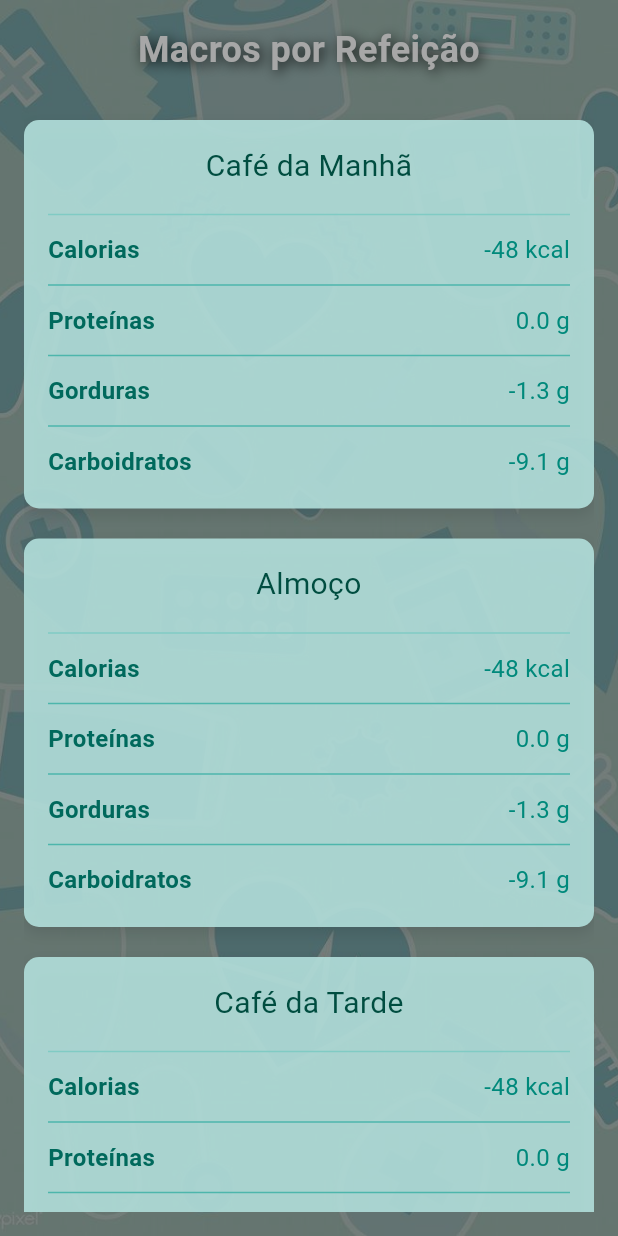
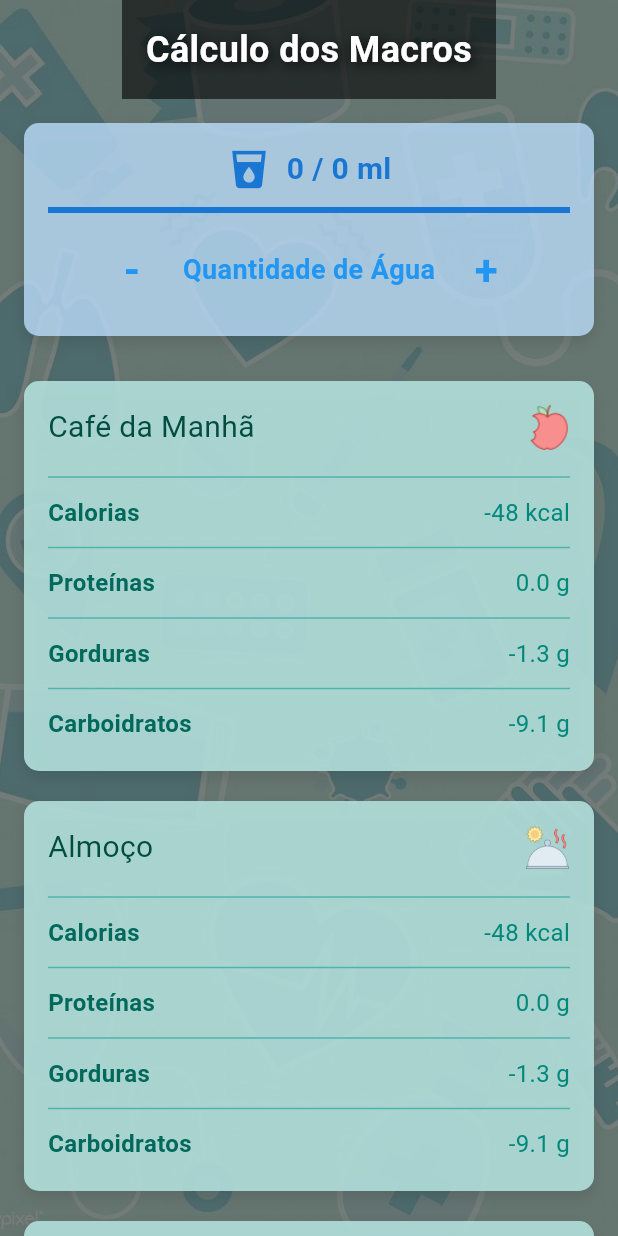
Before and after one commit to erastogodi/aplicativo-treino1, a Flutter app: the MacrosResultView screen opened directly with empty values, on a phone screen of 412 x 824 dp. Run offline on Flutter 3.47's test engine with Material 3 defaults, Android fonts, the phone set to English and light mode, and no system bars; our stand-ins replace google_fonts.

Commit message:
adicionado icones e contador de água
foi melhorado a estética da página

```diff
--- a/lib/main.dart
+++ b/lib/main.dart
@@ -2,7 +2,7 @@ import 'package:flutter/material.dart';
 import 'views/login_view.dart';
 
 void main() {
-  runApp(TreinoApp());
+  runApp(const TreinoApp());
 }
 
 class TreinoApp extends StatelessWidget {
@@ -16,7 +16,7 @@ class TreinoApp extends StatelessWidget {
         primarySwatch: Colors.blue,
         visualDensity: VisualDensity.adaptivePlatformDensity,
       ),
-      home: LoginView(),
+      home: const LoginView(),
     );
   }
 }
--- a/lib/views/dashboard_view.dart
+++ b/lib/views/dashboard_view.dart
@@ -24,7 +24,7 @@ class DashboardView extends StatelessWidget {
               onPressed: () {
                 Navigator.push(
                   context,
-                  MaterialPageRoute(builder: (context) => RotinaView()),
+                  MaterialPageRoute(builder: (context) => const RotinaView()),
                 );
               },
               child: const Text('Criar Nova Rotina'),
@@ -34,7 +34,8 @@ class DashboardView extends StatelessWidget {
               onPressed: () {
                 Navigator.push(
                   context,
-                  MaterialPageRoute(builder: (context) => MacrosFormView()),
+                  MaterialPageRoute(
+                      builder: (context) => const MacrosFormView()),
                 );
               },
               child: const Text('Calcular Macros'),
--- a/lib/views/login_view.dart
+++ b/lib/views/login_view.dart
@@ -109,7 +109,7 @@ class LoginView extends StatelessWidget {
                       borderRadius: BorderRadius.circular(8),
                     ),
                   ),
-                  child: Text('Entrar'),
+                  child: const Text('Entrar'),
                 ),
                 const SizedBox(height: 10),
                 // Botão de Pular com estilo transparente
@@ -117,7 +117,8 @@ class LoginView extends StatelessWidget {
                   onPressed: () {
                     Navigator.push(
                       context,
-                      MaterialPageRoute(builder: (context) => MacrosFormView()),
+                      MaterialPageRoute(
+                          builder: (context) => const MacrosFormView()),
                     );
                   },
                   style: ElevatedButton.styleFrom(
@@ -125,7 +126,7 @@ class LoginView extends StatelessWidget {
                     foregroundColor:
                         Colors.white, // Texto branco para melhor contraste
                   ),
-                  child: Text('Pular'),
+                  child: const Text('Pular'),
                 ),
               ],
             ),
--- a/lib/views/macros_form_view.dart
+++ b/lib/views/macros_form_view.dart
@@ -3,6 +3,8 @@ import 'package:google_fonts/google_fonts.dart';
 import 'macros_result_view.dart';
 
 class MacrosFormView extends StatefulWidget {
+  const MacrosFormView({super.key});
+
   @override
   _MacrosFormViewState createState() => _MacrosFormViewState();
 }
@@ -19,7 +21,7 @@ class _MacrosFormViewState extends State<MacrosFormView> {
   Widget build(BuildContext context) {
     return Scaffold(
       appBar: AppBar(
-        title: Text('Inserir Dados'),
+        title: const Text('Inserir Dados'),
         backgroundColor: Colors.green.shade700, // Cor verde
       ),
       body: Padding(
--- a/lib/views/macros_result_view.dart
+++ b/lib/views/macros_result_view.dart
@@ -1,13 +1,14 @@
 import 'package:flutter/material.dart';
 
-class MacrosResultView extends StatelessWidget {
+class MacrosResultView extends StatefulWidget {
   final double weight;
   final double height;
   final int age;
   final String gender;
   final String activityLevel;
 
-  MacrosResultView({
+  const MacrosResultView({
+    super.key,
     required this.weight,
     required this.height,
     required this.age,
@@ -15,26 +16,38 @@ class MacrosResultView extends StatelessWidget {
     required this.activityLevel,
   });
 
-  // Função para calcular os macros
+  @override
+  _MacrosResultViewState createState() => _MacrosResultViewState();
+}
+
+class _MacrosResultViewState extends State<MacrosResultView> {
+  double currentWaterIntake = 0; // Começa com 0 ml de água
+
+  // Função para calcular os macros e a quantidade de água
   Map<String, dynamic> calculateMacros() {
-    double baseCalories = (10 * weight) + (6.25 * height) - (5 * age);
-    if (gender == 'Masculino') {
+    double baseCalories =
+        (10 * widget.weight) + (6.25 * widget.height) - (5 * widget.age);
+    if (widget.gender == 'Masculino') {
       baseCalories += 5;
     } else {
       baseCalories -= 161;
     }
 
     double activityMultiplier = 1.2;
-    if (activityLevel == 'Médio') {
+    if (widget.activityLevel == 'Médio') {
       activityMultiplier = 1.55;
-    } else if (activityLevel == 'Alto') {
+    } else if (widget.activityLevel == 'Alto') {
       activityMultiplier = 1.9;
     }
     double totalCalories = baseCalories * activityMultiplier;
 
-    double protein = weight * 1.8;
+    double protein = widget.weight * 1.8;
     double fat = totalCalories * 0.25 / 9;
     double carbs = (totalCalories - (protein * 4 + fat * 9)) / 4;
+
+    // Cálculo da quantidade de água (ml) recomendada por dia
+    double waterIntake =
+        widget.weight * 35; // Fórmula simples: 35ml por kg de peso
 
     // Dividir os macros em 4 refeições
     return {
@@ -42,13 +55,37 @@ class MacrosResultView extends StatelessWidget {
       'protein': protein / 4,
       'fat': fat / 4,
       'carbs': carbs / 4,
+      'water': waterIntake, // Quantidade total de água
     };
+  }
+
+  // Função para aumentar a quantidade de água ingerida
+  void addWater() {
+    final macros = calculateMacros();
+    setState(() {
+      if (currentWaterIntake < macros['water']) {
+        currentWaterIntake += 350;
+        if (currentWaterIntake > macros['water']) {
+          currentWaterIntake = macros['water']; // Limita ao máximo
+        }
+      }
+    });
+  }
+
+  // Função para reduzir a quantidade de água ingerida
+  void removeWater() {
+    setState(() {
+      if (currentWaterIntake >= 350) {
+        currentWaterIntake -= 350;
+      } else {
+        currentWaterIntake = 0; // Limita a zero
+      }
+    });
   }
 
   @override
   Widget build(BuildContext context) {
     final macros = calculateMacros();
-
     return Scaffold(
       body: Stack(
         children: [
@@ -57,7 +94,7 @@ class MacrosResultView extends StatelessWidget {
             decoration: const BoxDecoration(
               image: DecorationImage(
                 image: AssetImage(
-                    'assets/images/background.jpg'), // Use the background image you prefer
+                    'assets/images/background.jpg'), // Use the background image que você preferir
                 fit: BoxFit.cover,
               ),
             ),
@@ -66,18 +103,19 @@ class MacrosResultView extends StatelessWidget {
           Container(
             color: Colors.black.withOpacity(0.5), // Optional: darken background
           ),
-          // Main Content with scroll enabled and no animation on scroll
-          Padding(
-            padding: const EdgeInsets.all(16.0),
-            child: Column(
-              crossAxisAlignment: CrossAxisAlignment.stretch,
+          // Main Content
+          Column(
             children: [
-                Text(
-                  'Macros por Refeição',
+              // Título "Cálculo dos Macros" (fixo no topo)
+              Container(
+                padding: const EdgeInsets.all(16),
+                color: Colors.black.withOpacity(0.6),
+                child: Text(
+                  'Cálculo dos Macros',
                   style: TextStyle(
                     fontSize: 24,
                     fontWeight: FontWeight.bold,
-                    color: const Color.fromARGB(255, 167, 167, 167),
+                    color: Colors.white,
                     shadows: [
                       Shadow(
                         blurRadius: 10.0,
@@ -88,12 +126,22 @@ class MacrosResultView extends StatelessWidget {
                   ),
                   textAlign: TextAlign.center,
                 ),
+              ),
+              // Resto da tela com scroll
+              Expanded(
+                child: SingleChildScrollView(
+                  child: Padding(
+                    padding: const EdgeInsets.all(16.0),
+                    child: Column(
+                      crossAxisAlignment: CrossAxisAlignment.stretch,
+                      children: [
+                        // Quantidade de água no topo com o contador
+                        _buildWaterIntake(macros['water']),
                         const SizedBox(height: 20),
                         // Seções das refeições uma embaixo da outra
-                Expanded(
-                  child: ListView.builder(
-                    physics:
-                        const ClampingScrollPhysics(), // Remove a animação de movimento, mas mantém o scroll
+                        ListView.builder(
+                          physics: const NeverScrollableScrollPhysics(),
+                          shrinkWrap: true,
                           itemCount: 4,
                           itemBuilder: (context, index) {
                             final meals = [
@@ -102,20 +150,121 @@ class MacrosResultView extends StatelessWidget {
                               'Café da Tarde',
                               'Jantar'
                             ];
-                      return _buildMacroSection(meals[index], macros);
+                            final icons = [
+                              'assets/images/icons8-bitten-apple-40.png', // Agora este ícone será o do Café da Manhã
+                              'assets/images/icons8-lunch-80.png', // Almoço permanece o mesmo
+                              'assets/images/icons8-breakfast-64 (1).png', // Agora este ícone será o do Café da Tarde
+                              'assets/images/icons8-green-salad-48.png', // Jantar permanece o mesmo
+                            ];
+                            return _buildMacroSection(
+                                meals[index], macros, icons[index]);
                           },
+                        ),
+                      ],
+                    ),
+                  ),
                 ),
               ),
             ],
-            ),
           ),
         ],
       ),
     );
   }
 
-  // Função para criar as seções das refeições
-  Widget _buildMacroSection(String meal, Map<String, dynamic> macros) {
+  // Função para criar o contador de água com ícones de "mais" e "menos"
+  Widget _buildWaterIntake(double waterIntake) {
+    return Container(
+      padding: const EdgeInsets.all(16),
+      decoration: BoxDecoration(
+        color: Colors.blue.shade100.withOpacity(0.8), // Cor azul clara (água)
+        borderRadius: BorderRadius.circular(10),
+        boxShadow: [
+          BoxShadow(
+            color: Colors.black.withOpacity(0.1),
+            blurRadius: 8,
+            offset: const Offset(0, 4),
+          ),
+        ],
+      ),
+      child: Column(
+        children: [
+          Row(
+            mainAxisAlignment: MainAxisAlignment.center,
+            children: [
+              // Ícone de copo de água
+              Icon(
+                Icons.local_drink,
+                color: Colors.blue.shade700,
+                size: 30,
+              ),
+              const SizedBox(width: 10),
+              // Texto da quantidade de água sem "de Água"
+              Text(
+                '${currentWaterIntake.toStringAsFixed(0)} / ${waterIntake.toStringAsFixed(0)} ml',
+                style: TextStyle(
+                  fontSize: 20,
+                  fontWeight: FontWeight.bold,
+                  color: Colors.blue.shade700,
+                ),
+                textAlign: TextAlign.center,
+              ),
+            ],
+          ),
+          const SizedBox(height: 10),
+          // Barra de progresso de água
+          LinearProgressIndicator(
+            value: currentWaterIntake / waterIntake, // Progresso da água
+            backgroundColor: Colors.blue.shade200,
+            valueColor: AlwaysStoppedAnimation<Color>(Colors.blue.shade700),
+          ),
+          const SizedBox(height: 10),
+          // Botões minimalistas para adicionar ou remover 350ml de água com o texto "Quantidade de Água"
+          Row(
+            mainAxisAlignment: MainAxisAlignment.center,
+            children: [
+              IconButton(
+                onPressed: removeWater,
+                icon: const Text(
+                  '-',
+                  style: TextStyle(
+                    fontSize: 28,
+                    fontWeight: FontWeight.bold,
+                    color: Colors.blue,
+                  ),
+                ),
+              ),
+              const SizedBox(width: 10),
+              const Text(
+                'Quantidade de Água',
+                style: TextStyle(
+                  fontSize: 18,
+                  color: Colors.blue,
+                  fontWeight: FontWeight.bold,
+                ),
+              ),
+              const SizedBox(width: 10),
+              IconButton(
+                onPressed: addWater,
+                icon: const Text(
+                  '+',
+                  style: TextStyle(
+                    fontSize: 28,
+                    fontWeight: FontWeight.bold,
+                    color: Colors.blue,
+                  ),
+                ),
+              ),
+            ],
+          ),
+        ],
+      ),
+    );
+  }
+
+  // Função para criar as seções das refeições com os ícones ajustados ao lado direito e exibir os macros
+  Widget _buildMacroSection(
+      String meal, Map<String, dynamic> macros, String iconPath) {
     return Container(
       margin: const EdgeInsets.symmetric(vertical: 10),
       padding: const EdgeInsets.all(16),
@@ -126,34 +275,47 @@ class MacrosResultView extends StatelessWidget {
           BoxShadow(
             color: Colors.black.withOpacity(0.1),
             blurRadius: 8,
-            offset: Offset(0, 4),
+            offset: const Offset(0, 4),
           ),
         ],
       ),
       child: Column(
-        crossAxisAlignment: CrossAxisAlignment.center,
         children: [
-          // Título da refeição sem grifo
-          Text(
+          Row(
+            mainAxisAlignment:
+                MainAxisAlignment.spaceBetween, // Espaçamento total
+            children: [
+              // Texto da refeição
+              Expanded(
+                child: Text(
                   meal,
                   style: TextStyle(
                     fontSize: 20,
-              fontWeight: FontWeight.normal, // Título sem grifo
+                    fontWeight: FontWeight.normal,
                     color: Colors.teal.shade900,
                   ),
-            textAlign: TextAlign.center,
+                  textAlign: TextAlign.left, // Texto à esquerda
+                ),
+              ),
+              // Ícone da refeição ao lado direito
+              Image.asset(
+                iconPath,
+                width: 30, // Mesma largura para todos os ícones
+                height: 30, // Mesma altura para todos os ícones
+              ),
+            ],
           ),
           const SizedBox(height: 10),
-          Divider(color: Colors.teal.shade200),
-          // Linha separadora acima das calorias
+          Divider(color: Colors.teal.shade300), // Linha de separação
+          // Informações dos macros
           _buildMacroRow(
               'Calorias', macros['calories'].toStringAsFixed(0), 'kcal'),
-          Divider(color: Colors.teal.shade300), // Linha de separação
+          Divider(color: Colors.teal.shade300),
           _buildMacroRow(
               'Proteínas', macros['protein'].toStringAsFixed(1), 'g'),
-          Divider(color: Colors.teal.shade300), // Linha de separação
+          Divider(color: Colors.teal.shade300),
           _buildMacroRow('Gorduras', macros['fat'].toStringAsFixed(1), 'g'),
-          Divider(color: Colors.teal.shade300), // Linha de separação
+          Divider(color: Colors.teal.shade300),
           _buildMacroRow(
               'Carboidratos', macros['carbs'].toStringAsFixed(1), 'g'),
         ],
```
Also changed, not shown: pubspec.yaml (+7 -1 lines), assets/images/icons8-bitten-apple-40.png (added), assets/images/icons8-breakfast-64 (1).png (added), assets/images/icons8-green-salad-48.png (added), assets/images/icons8-lunch-80.png (added), pubspec.lock, 1 other file. Lines whose indentation alone changed are shown as unchanged.
